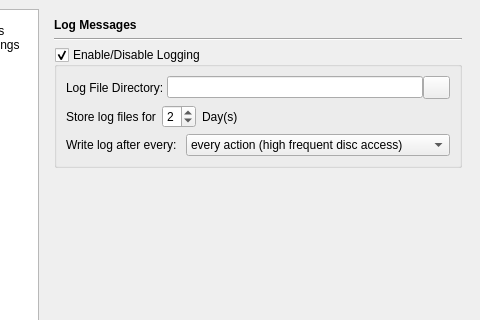
pokerth/pokerth, file src/gui/qt/settingsdialog.ui: the form before one commit; both pictures show x 120 to 600 and y 0 to 320 of the 600 by 533 pixel window.
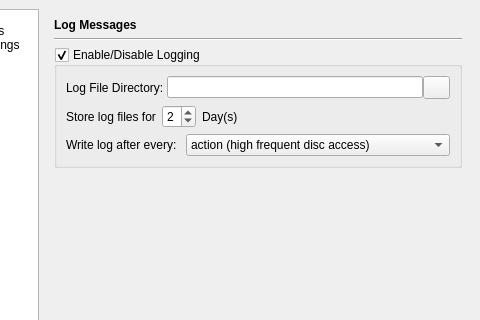
The form after the commit. The open tabs and pages were chosen to show the change. Icons and pictures are not drawn. Custom widgets are drawn as their Qt base class.

```diff
--- a/src/gui/qt/settingsdialog.ui
+++ b/src/gui/qt/settingsdialog.ui
@@ -2023,7 +2023,7 @@
               </property>
               <item>
                <property name="text" >
-                <string>every action (high frequent disc access)</string>
+                <string>action (high frequent disc access)</string>
                </property>
               </item>
               <item>
```
Left out of the diff: 10 changed lines with no effect on the pictures.
